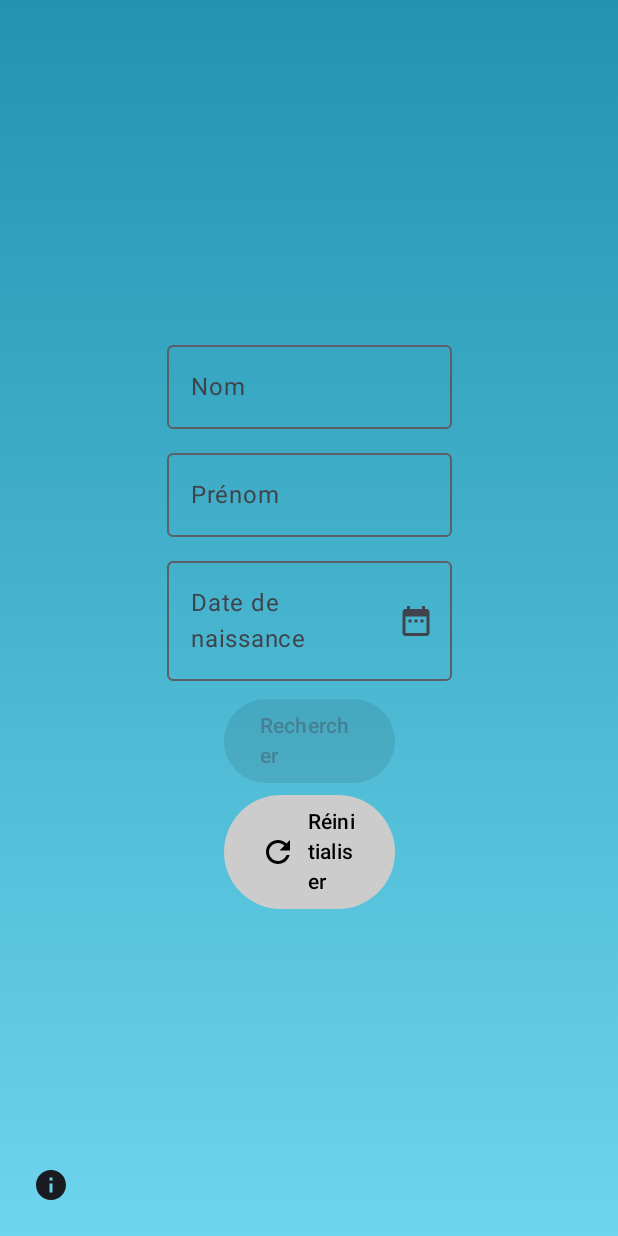
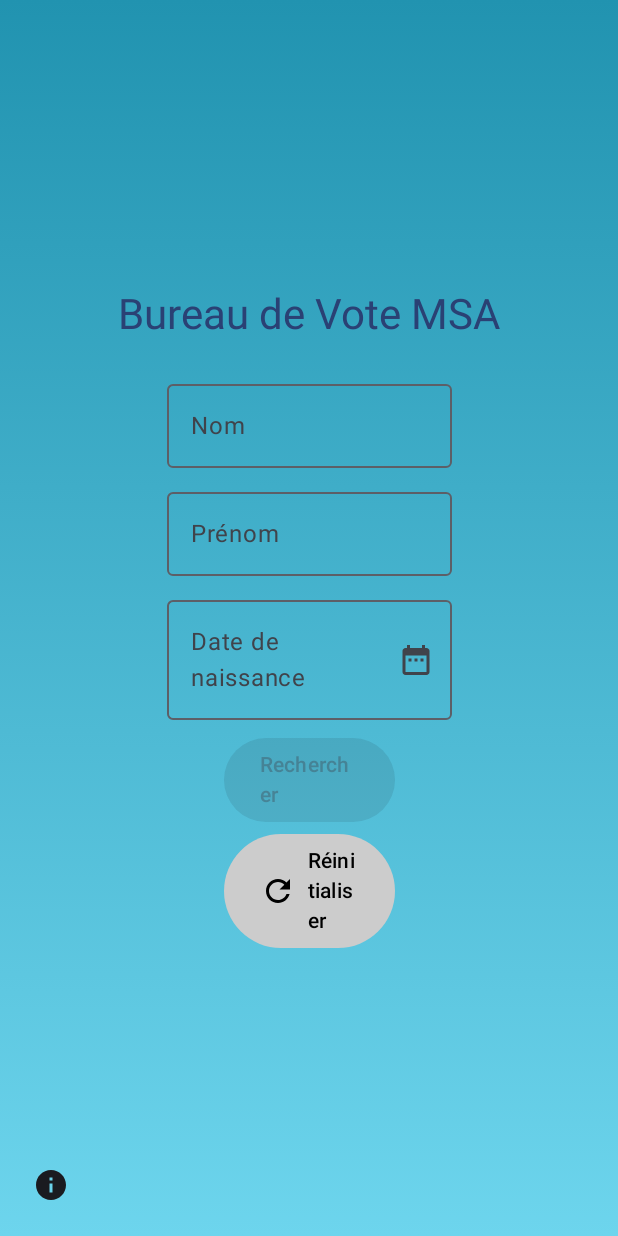
Before and after one commit to Stage-mairie/elections_app, an Android app built with Jetpack Compose: the screen it shows after launch (MainActivity), on a phone screen of 412 x 824 dp. Run offline under Robolectric (Android 15) with nearby library versions, the phone set to English and light mode, and no system bars.

Commit message:
feat: add title on MainActivity

```diff
--- a/app/src/main/java/com/example/bureaudevotemsa/ui/theme/components/UserForm.kt
+++ b/app/src/main/java/com/example/bureaudevotemsa/ui/theme/components/UserForm.kt
@@ -49,6 +49,16 @@ fun UserForm(
                 .padding(16.dp),
             horizontalAlignment = Alignment.CenterHorizontally
         ) {
+
+            // Titre de l'application
+            Text(
+                text = "Bureau de Vote MSA",      // ton titre
+                style = MaterialTheme.typography.headlineMedium, // ou headlineSmall, titleLarge...
+                color = MaterialTheme.colorScheme.primary,
+                modifier = Modifier.padding(bottom = 16.dp)
+            )
+
+
             // Champ Nom
             OutlinedTextField(
                 value = nom,
```
